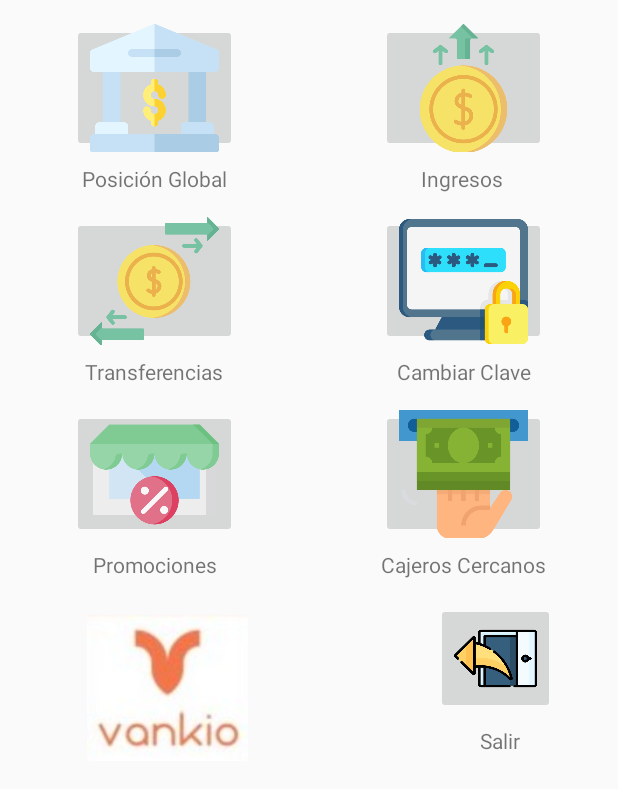
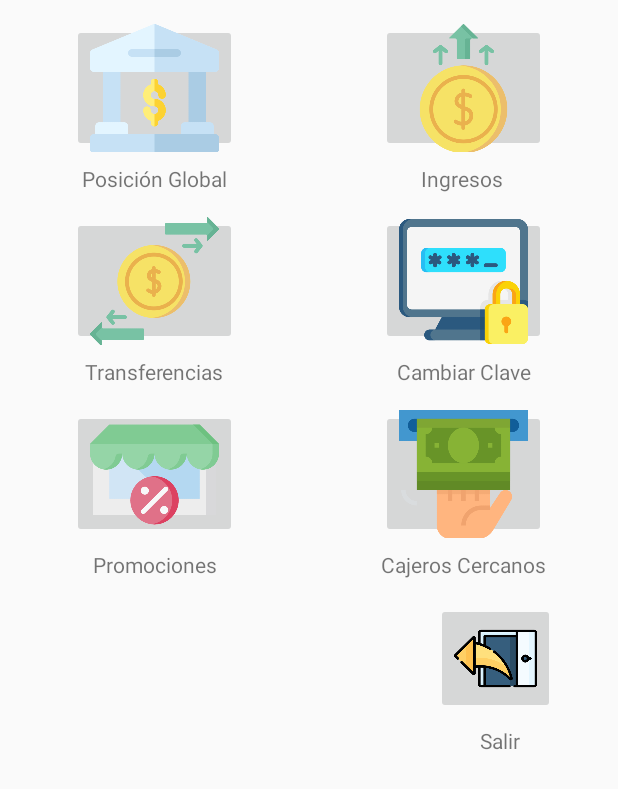
Before and after one commit to Crespuig/BancoAplicacion, an Android app: the PrincipalActivity screen opened directly, with no data from a screen before it, on a phone screen of 412 x 824 dp. Shown: the top 789 px of the screen. Run offline under Robolectric (Android 15) with nearby library versions, the phone set to English and light mode, and no system bars.

Commit message:
Quitado logo del principal_activity

```diff
--- a/app/src/main/res/layout/activity_principal.xml
+++ b/app/src/main/res/layout/activity_principal.xml
@@ -170,16 +170,5 @@
         app:layout_constraintStart_toStartOf="parent"
         app:layout_constraintTop_toBottomOf="@+id/btnSalir" />
 
-    <ImageView
-        android:id="@+id/imageView"
-        android:layout_width="127dp"
-        android:layout_height="97dp"
-        android:layout_marginTop="24dp"
-        app:layout_constraintEnd_toStartOf="@+id/guideline"
-        app:layout_constraintHorizontal_bias="0.607"
-        app:layout_constraintStart_toStartOf="parent"
-        app:layout_constraintTop_toBottomOf="@+id/textProm"
-        app:srcCompat="@drawable/logosize" />
-
 
 </androidx.constraintlayout.widget.ConstraintLayout>
```
Also changed, not shown: app/src/main/java/hecrpu/simarro/bancoaplicacion/CambiarClave.java (line endings or trailing spaces), app/src/main/res/anim/desplazamiento_abajo.xml (line endings or trailing spaces), app/src/main/res/anim/desplazamiento_arriba.xml (line endings or trailing spaces), app/src/main/res/drawable-v24/logosize01.jpg (added), app/src/main/res/drawable/ajustes.png (added), app/src/main/res/drawable/ingresos.png (added), app/src/main/res/drawable/ovalo.xml (line endings or trailing spaces), app/src/main/res/drawable/retirar1.png (added), app/src/main/res/drawable/tarjetas.png (added), app/src/main/res/layout-xlarge-land/activity_cambiar_clave.xml (line endings or trailing spaces), app/src/main/res/layout/activity_cambiar_clave.xml (line endings or trailing spaces), 1 other file.
